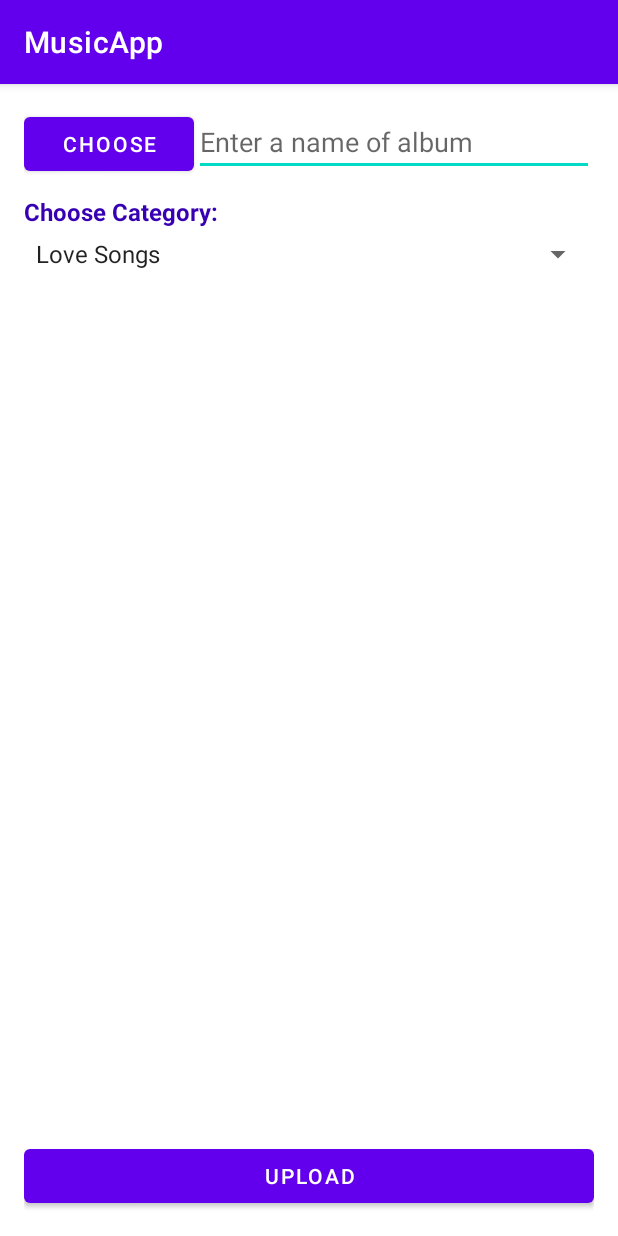
After one commit to an389/MusicApp, an Android app: the UploadAlbumActivity screen opened directly, with no data from a screen before it, on a phone screen of 412 x 824 dp. The commit adds this screen. Run offline under Robolectric (Android 15) with nearby library versions, the phone set to English and light mode, and no system bars; our stand-ins replace Firebase (no records; nobody signed in at launch, a user with empty details on screens opened directly).

Commit message:
Upload songs to the firebase database

```diff
--- a/app/src/main/java/com/example/musicapp/MainActivity.java
+++ b/app/src/main/java/com/example/musicapp/MainActivity.java
@@ -208,4 +208,10 @@ public class MainActivity extends AppCompatActivity implements AdapterView.OnIte
         MimeTypeMap mimeTypeMap = MimeTypeMap.getSingleton();
         return mimeTypeMap.getExtensionFromMimeType(contentResolver.getType(audioUri));
     }
+
+    public void openAlbumUploadsActivity(View v){
+        Intent intent = new Intent(MainActivity.this, UploadAlbumActivity.class);
+        startActivity(intent);
+    }
+
 }
--- /dev/null
+++ b/app/src/main/java/com/example/musicapp/UploadAlbumActivity.java
@@ -0,0 +1,179 @@
+package com.example.musicapp;
+
+import androidx.annotation.NonNull;
+import androidx.annotation.Nullable;
+import androidx.appcompat.app.AppCompatActivity;
+
+import android.app.ProgressDialog;
+import android.content.ContentResolver;
+import android.content.Intent;
+import android.graphics.Bitmap;
+import android.net.Uri;
+import android.os.Bundle;
+import android.provider.MediaStore;
+import android.view.View;
+import android.webkit.MimeTypeMap;
+import android.widget.AdapterView;
+import android.widget.ArrayAdapter;
+import android.widget.Button;
+import android.widget.EditText;
+import android.widget.ImageView;
+import android.widget.Spinner;
+import android.widget.Toast;
+
+import com.example.musicapp.Model.Constants;
+import com.example.musicapp.Model.Upload;
+import com.google.android.gms.tasks.OnFailureListener;
+import com.google.android.gms.tasks.OnSuccessListener;
+import com.google.firebase.database.DatabaseReference;
+import com.google.firebase.database.FirebaseDatabase;
+import com.google.firebase.storage.FirebaseStorage;
+import com.google.firebase.storage.OnProgressListener;
+import com.google.firebase.storage.StorageReference;
+import com.google.firebase.storage.UploadTask;
+
+import java.io.IOException;
+import java.util.ArrayList;
+import java.util.List;
+
+public class UploadAlbumActivity extends AppCompatActivity implements View.OnClickListener {
+
+    private Button buttonChoose;
+    private Button buttonUpload;
+    private EditText editTextName;
+    private ImageView imageView;
+    String songsCategory;
+    private static final int PICK_IMAGE_REQUEST = 234;
+
+    private Uri filePath;
+    StorageReference storageReference;
+    DatabaseReference mDatabase;
+
+
+
+    @Override
+    protected void onCreate(Bundle savedInstanceState) {
+        super.onCreate(savedInstanceState);
+        setContentView(R.layout.activity_upload_album);
+
+        buttonChoose = findViewById(R.id.buttonChoose);
+        buttonUpload = findViewById(R.id.buttonUploadAlbum);
+
+        editTextName = findViewById(R.id.edit_text);
+        imageView = findViewById(R.id.imageviewUpload);
+
+        storageReference = FirebaseStorage.getInstance().getReference();
+        mDatabase = FirebaseDatabase.getInstance().getReference(Constants.DATABASE_PATH_UPLOADS);
+        Spinner spinner = findViewById(R.id.spinnerUpload);
+
+        buttonChoose.setOnClickListener(this);
+        buttonUpload.setOnClickListener(this);
+
+        List<String> categories = new ArrayList<>();
+
+        categories.add("Love Songs");
+        categories.add("Sad Songs");
+        categories.add("Party Songs");
+        categories.add("Birthday Songs");
+        categories.add("God Songs");
+
+        ArrayAdapter<String> dataAdapter = new ArrayAdapter<>(this, android.R.layout.simple_spinner_item, categories);
+        dataAdapter.setDropDownViewResource(android.R.layout.simple_spinner_dropdown_item);
+        spinner.setAdapter(dataAdapter);
+
+        spinner.setOnItemSelectedListener(new AdapterView.OnItemSelectedListener() {
+            @Override
+            public void onItemSelected(AdapterView<?> adapterView, View view, int i, long l) {
+
+                songsCategory = adapterView.getItemAtPosition(i).toString();
+                Toast.makeText(UploadAlbumActivity.this, "Selected:" + songsCategory, Toast.LENGTH_SHORT).show();
+
+            }
+
+            @Override
+            public void onNothingSelected(AdapterView<?> adapterView) {
+
+            }
+        });
+    }
+
+    @Override
+    public void onClick(View view) {
+        if (view == buttonChoose){
+            showFileChoose();
+        }else  if (view == buttonUpload){
+            uploadFile();
+        }
+    }
+
+    private void uploadFile() {
+
+        if (filePath != null){
+            ProgressDialog progressDialog = new ProgressDialog(this);
+            progressDialog.setTitle("uploading..");
+            progressDialog.show();
+            final StorageReference sRef = storageReference.child(Constants.STORAGE_PATH_UPLOADS + System.currentTimeMillis() + "." + getFileExtension(filePath));
+
+            sRef.putFile(filePath).addOnSuccessListener(new OnSuccessListener<UploadTask.TaskSnapshot>() {
+                @Override
+                public void onSuccess(UploadTask.TaskSnapshot taskSnapshot) {
+                    sRef.getDownloadUrl().addOnSuccessListener(new OnSuccessListener<Uri>() {
+                        @Override
+                        public void onSuccess(Uri uri) {
+                            String url = uri.toString();
+                            Upload upload = new Upload(editTextName.getText().toString().trim(),url,songsCategory);
+                            String uploadId = mDatabase.push().getKey();
+                            mDatabase.child(uploadId).setValue(upload);
+                            progressDialog.dismiss();
+                            Toast.makeText(UploadAlbumActivity.this, "File Uploaded", Toast.LENGTH_SHORT).show();
+                        }
+                    });
+                }
+            }).addOnFailureListener(new OnFailureListener() {
+                @Override
+                public void onFailure(@NonNull Exception e) {
+                    progressDialog.dismiss();
+                    Toast.makeText(UploadAlbumActivity.this, e.getMessage(), Toast.LENGTH_SHORT).show();
+                }
+            }).addOnProgressListener(new OnProgressListener<UploadTask.TaskSnapshot>() {
+                @Override
+                public void onProgress(@NonNull UploadTask.TaskSnapshot snapshot) {
+                    double progress = (100.0 * snapshot.getBytesTransferred())/snapshot.getTotalByteCount();
+                    progressDialog.setMessage("uploaded" + (int)progress + "%...");
+
+                }
+            });
+        }
+
+    }
+
+    private void showFileChoose() {
+        Intent intent = new Intent();
+        intent.setType("image/*");
+        intent.setAction(Intent.ACTION_GET_CONTENT);
+        startActivityForResult(Intent.createChooser(intent, "Select Picture"), PICK_IMAGE_REQUEST);
+    }
+
+    @Override
+    protected void onActivityResult(int requestCode, int resultCode, @Nullable Intent data) {
+        super.onActivityResult(requestCode, resultCode, data);
+
+        if (requestCode == PICK_IMAGE_REQUEST && resultCode == RESULT_OK && data != null && data.getData() != null){
+            filePath = data.getData();
+            Bitmap bitmap = null;
+            try {
+                bitmap = MediaStore.Images.Media.getBitmap(getContentResolver(), filePath);
+                imageView.setImageBitmap(bitmap);
+            } catch (IOException e) {
+                e.printStackTrace();
+            }
+        }
+
+    }
+
+    public String getFileExtension(Uri uri){
+        ContentResolver cr = getContentResolver();
+        MimeTypeMap mime = MimeTypeMap.getSingleton();
+        return mime.getMimeTypeFromExtension(cr.getType(uri));
+    }
+}
--- a/app/src/main/res/layout/activity_main.xml
+++ b/app/src/main/res/layout/activity_main.xml
@@ -115,6 +115,7 @@
         android:layout_width="match_parent"
         android:layout_height="wrap_content"
         android:id="@+id/openImageUploadActivity"
+        android:onClick="openAlbumUploadsActivity"
         android:text="open upload album activity"/>
 
 </LinearLayout>
--- /dev/null
+++ b/app/src/main/res/layout/activity_upload_album.xml
@@ -0,0 +1,80 @@
+<?xml version="1.0" encoding="utf-8"?>
+<RelativeLayout xmlns:android="http://schemas.android.com/apk/res/android"
+    xmlns:app="http://schemas.android.com/apk/res-auto"
+    xmlns:tools="http://schemas.android.com/tools"
+    android:layout_width="match_parent"
+    android:layout_height="match_parent"
+    android:padding="16dp"
+    tools:context=".UploadAlbumActivity">
+
+    <LinearLayout
+        android:layout_width="match_parent"
+        android:layout_height="wrap_content"
+        android:id="@+id/linearLayout"
+        android:orientation="horizontal">
+
+        <Button
+            android:layout_width="wrap_content"
+            android:layout_height="wrap_content"
+            android:text="Choose"
+            android:layout_weight="1"
+            android:id="@+id/buttonChoose"/>
+
+        <EditText
+            android:layout_width="wrap_content"
+            android:layout_height="wrap_content"
+            android:hint="Enter a name of album"
+            android:id="@+id/edit_text"
+            android:layout_weight="4"/>
+
+    </LinearLayout>
+
+    <LinearLayout
+        android:layout_width="match_parent"
+        android:layout_height="wrap_content"
+        android:id="@+id/linear"
+        android:layout_below="@+id/linearLayout"
+        android:orientation="vertical"
+        android:weightSum="2">
+
+        <TextView
+            android:layout_width="match_parent"
+            android:layout_height="wrap_content"
+            android:text="Choose Category: "
+            android:textColor="@color/purple_700"
+            android:textStyle="bold"
+            android:layout_weight="1"
+            android:layout_marginTop="10dp"
+            android:textSize="16sp"
+            android:layout_marginBottom="5dp"/>
+
+        <Spinner
+            android:layout_width="match_parent"
+            android:layout_height="wrap_content"
+            android:layout_weight="1"
+            android:id="@+id/spinnerUpload"/>
+
+        <ImageView
+            android:layout_width="300dp"
+            android:layout_height="300dp"
+            android:id="@+id/imageviewUpload"
+            android:layout_marginTop="20dp"/>
+
+    </LinearLayout>
+
+    <LinearLayout
+        android:layout_width="match_parent"
+        android:layout_height="wrap_content"
+        android:layout_alignParentBottom="true"
+        android:orientation="vertical">
+
+        <Button
+            android:layout_width="match_parent"
+            android:layout_height="wrap_content"
+            android:layout_weight="1"
+            android:text="upload"
+            android:id="@+id/buttonUploadAlbum"/>
+
+    </LinearLayout>
+
+</RelativeLayout>
```
Also changed, not shown: app/src/main/AndroidManifest.xml (+7 -0 lines), app/src/main/java/com/example/musicapp/Model/Constants.java (added, +8 -0 lines), app/src/main/java/com/example/musicapp/Model/Upload.java (added, +40 -0 lines).
